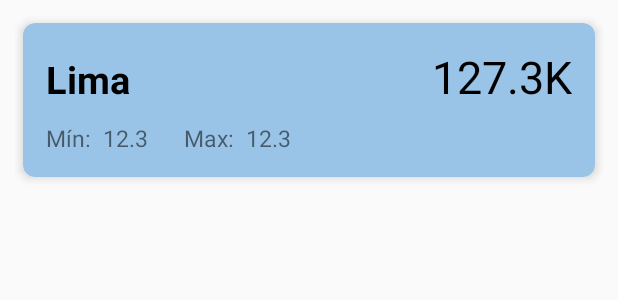
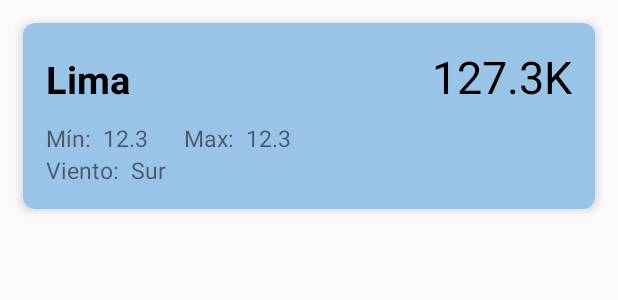
Before and after one commit to Joshe1601/Lab4_20193733_IOT, an Android app: the layout item_card_weather.xml on its own in the app's theme, with its tools: preview values and no code run, on a phone screen of 412 x 824 dp. Shown: the top 300 px of the screen. Run offline under Robolectric (Android 15) with nearby library versions, the phone set to English and light mode, and no system bars.

```diff
--- a/app/src/main/java/com/mptechprojects/lab4_20193733/WeatherAdapter.java
+++ b/app/src/main/java/com/mptechprojects/lab4_20193733/WeatherAdapter.java
@@ -48,6 +48,9 @@ public class WeatherAdapter extends RecyclerView.Adapter<WeatherAdapter.WeatherV
         TextView textViewLon = holder.itemView.findViewById(R.id.tvMaxTemp);
         textViewLon.setText(MessageFormat.format("{0}K", w.getMain().getTemp_min().toString()));
 
+        TextView textViewWind = holder.itemView.findViewById(R.id.tvWind);
+        textViewWind.setText(MessageFormat.format("{0}", w.getWindDirection()));
+
     }
 
     @Override
--- a/app/src/main/res/layout/item_card_weather.xml
+++ b/app/src/main/res/layout/item_card_weather.xml
@@ -87,7 +87,27 @@
                         android:layout_width="match_parent"
                         android:layout_height="wrap_content"
                         android:textSize="15sp"
-                        android:text="12.3" />
+                        android:text="12.3"
+                        android:layout_marginEnd="24dp"/>
+
+                </LinearLayout>
+                <LinearLayout
+                    android:layout_width="wrap_content"
+                    android:layout_height="wrap_content"
+                    android:orientation="horizontal">
+                    <TextView
+                        android:layout_width="match_parent"
+                        android:layout_height="wrap_content"
+                        android:textSize="15sp"
+                        android:text="Viento:"
+                        android:layout_marginEnd="8dp"/>
+
+                    <TextView
+                        android:id="@+id/tvWind"
+                        android:layout_width="match_parent"
+                        android:layout_height="wrap_content"
+                        android:textSize="15sp"
+                        android:text="Sur" />
                 </LinearLayout>
             </LinearLayout>
         </androidx.cardview.widget.CardView>
```
Also changed, not shown: app/src/main/java/com/mptechprojects/lab4_20193733/GeolocationFragment.java (+5 -3 lines), app/src/main/java/com/mptechprojects/lab4_20193733/Weather.java (+10 -0 lines), app/src/main/java/com/mptechprojects/lab4_20193733/WeatherFragment.java (+63 -2 lines).
